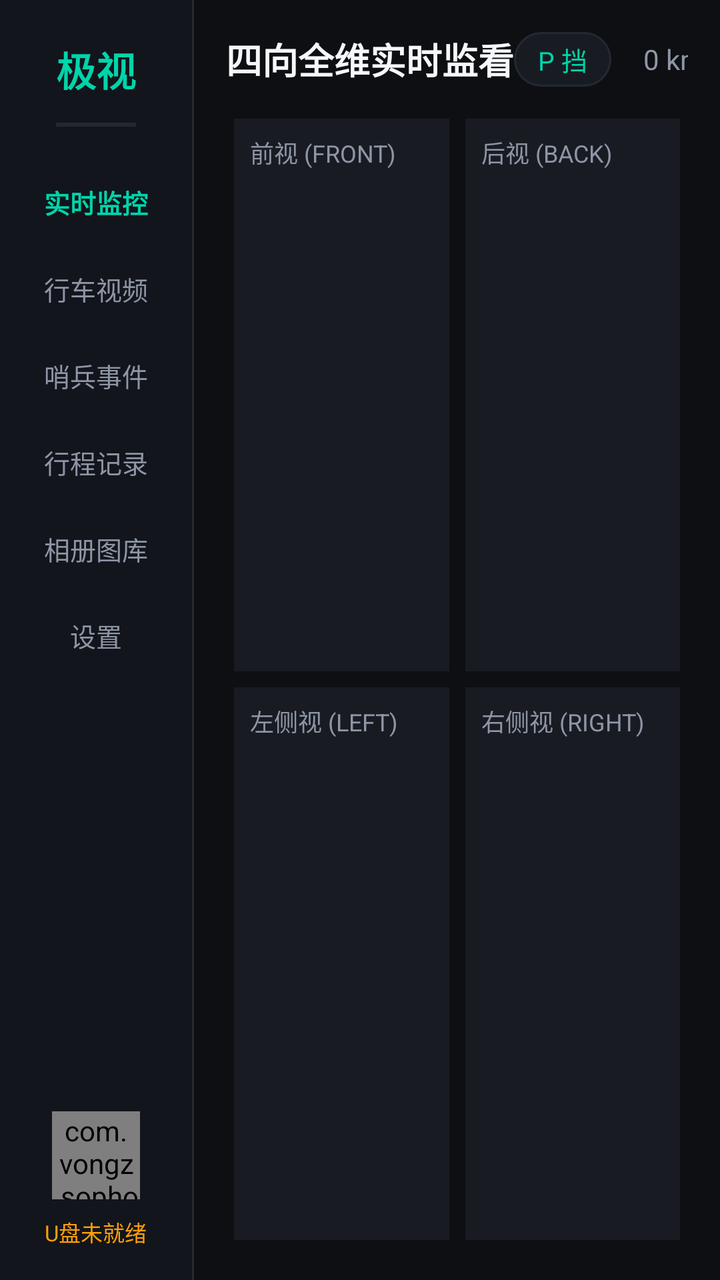
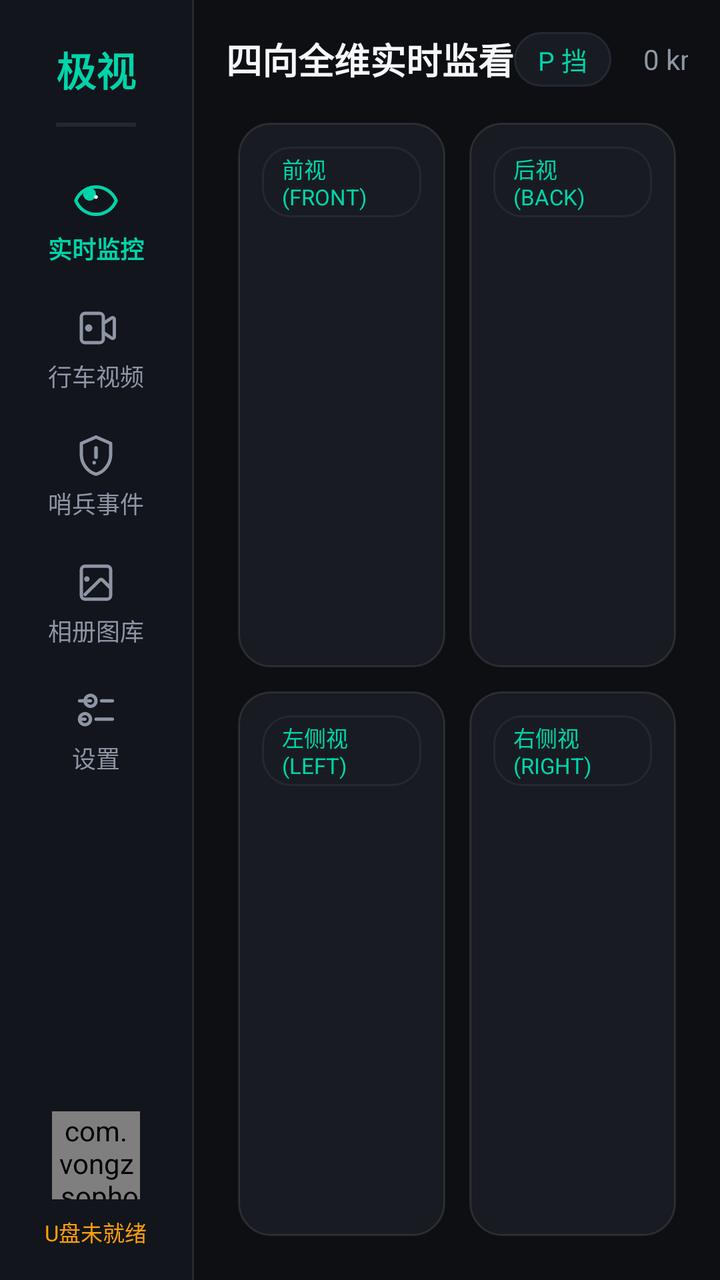

The first picture is an Android layout as it rendered before a commit; the second is the same layout after the commit. The layout source and the unified diff follow.
<!-- AndroidManifest.xml: application theme Theme.Sophon -->
<!-- res/layout/activity_main.xml -->
<?xml version="1.0" encoding="utf-8"?>
<LinearLayout xmlns:android="http://schemas.android.com/apk/res/android"
    xmlns:app="http://schemas.android.com/apk/res-auto"
    android:layout_width="match_parent"
    android:layout_height="match_parent"
    android:background="@color/bg_cockpit_dark"
    android:orientation="horizontal">

    
    <LinearLayout
        android:id="@+id/layout_nav_rail"
        android:layout_width="96dp"
        android:layout_height="match_parent"
        android:background="@color/bg_nav_rail"
        android:gravity="center_horizontal"
        android:orientation="vertical"
        android:paddingTop="20dp"
        android:paddingBottom="16dp">

        
        <TextView
            android:layout_width="wrap_content"
            android:layout_height="wrap_content"
            android:text="@string/app_name"
            android:textColor="@color/flyme_cyan"
            android:textSize="20sp"
            android:textStyle="bold" />

        <View
            android:layout_width="40dp"
            android:layout_height="2dp"
            android:layout_marginTop="12dp"
            android:layout_marginBottom="16dp"
            android:background="@color/divider_line" />

        
        <LinearLayout
            android:id="@+id/btn_nav_live"
            android:layout_width="match_parent"
            android:layout_height="wrap_content"
            android:background="?attr/selectableItemBackground"
            android:gravity="center"
            android:orientation="vertical"
            android:paddingVertical="12dp">

            <TextView
                android:layout_width="wrap_content"
                android:layout_height="wrap_content"
                android:text="@string/nav_live"
                android:textColor="@color/flyme_cyan"
                android:textSize="13sp"
                android:textStyle="bold" />
        </LinearLayout>

        <LinearLayout
            android:id="@+id/btn_nav_driving"
            android:layout_width="match_parent"
            android:layout_height="wrap_content"
            android:background="?attr/selectableItemBackground"
            android:gravity="center"
            android:orientation="vertical"
            android:paddingVertical="12dp">

            <TextView
                android:layout_width="wrap_content"
                android:layout_height="wrap_content"
                android:text="@string/nav_driving"
                android:textColor="@color/text_secondary"
                android:textSize="13sp" />
        </LinearLayout>

        <LinearLayout
            android:id="@+id/btn_nav_sentry"
            android:layout_width="match_parent"
            android:layout_height="wrap_content"
            android:background="?attr/selectableItemBackground"
            android:gravity="center"
            android:orientation="vertical"
            android:paddingVertical="12dp">

            <TextView
                android:layout_width="wrap_content"
                android:layout_height="wrap_content"
                android:text="@string/nav_sentry"
                android:textColor="@color/text_secondary"
                android:textSize="13sp" />
        </LinearLayout>

        <LinearLayout
            android:id="@+id/btn_nav_trip"
            android:layout_width="match_parent"
            android:layout_height="wrap_content"
            android:background="?attr/selectableItemBackground"
            android:gravity="center"
            android:orientation="vertical"
            android:paddingVertical="12dp">

            <TextView
                android:layout_width="wrap_content"
                android:layout_height="wrap_content"
                android:text="@string/nav_trip"
                android:textColor="@color/text_secondary"
                android:textSize="13sp" />
        </LinearLayout>

        <LinearLayout
            android:id="@+id/btn_nav_photos"
            android:layout_width="match_parent"
            android:layout_height="wrap_content"
            android:background="?attr/selectableItemBackground"
            android:gravity="center"
            android:orientation="vertical"
            android:paddingVertical="12dp">

            <TextView
                android:layout_width="wrap_content"
                android:layout_height="wrap_content"
                android:text="@string/nav_photos"
                android:textColor="@color/text_secondary"
                android:textSize="13sp" />
        </LinearLayout>

        <LinearLayout
            android:id="@+id/btn_nav_settings"
            android:layout_width="match_parent"
            android:layout_height="wrap_content"
            android:background="?attr/selectableItemBackground"
            android:gravity="center"
            android:orientation="vertical"
            android:paddingVertical="12dp">

            <TextView
                android:layout_width="wrap_content"
                android:layout_height="wrap_content"
                android:text="设置"
                android:textColor="@color/text_secondary"
                android:textSize="13sp" />
        </LinearLayout>

        <View
            android:layout_width="match_parent"
            android:layout_height="0dp"
            android:layout_weight="1" />

        
        <com.vongz.sophon.ui.widget.StorageCapacityRingView
            android:id="@+id/view_storage_ring_mini"
            android:layout_width="44dp"
            android:layout_height="44dp"
            android:layout_marginBottom="8dp" />

        <TextView
            android:id="@+id/tv_usb_status"
            android:layout_width="wrap_content"
            android:layout_height="wrap_content"
            android:text="U盘未就绪"
            android:textColor="@color/accent_warning"
            android:textSize="11sp" />

    </LinearLayout>

    
    <View
        android:layout_width="1dp"
        android:layout_height="match_parent"
        android:background="@color/divider_line" />

    
    <LinearLayout
        android:layout_width="0dp"
        android:layout_height="match_parent"
        android:layout_weight="1"
        android:orientation="vertical"
        android:padding="16dp">

        
        <LinearLayout
            android:layout_width="match_parent"
            android:layout_height="wrap_content"
            android:gravity="center_vertical"
            android:orientation="horizontal"
            android:paddingBottom="12dp">

            <TextView
                android:id="@+id/tv_status_title"
                android:layout_width="wrap_content"
                android:layout_height="wrap_content"
                android:text="四向全维实时监看"
                android:textColor="@color/text_primary"
                android:textSize="18sp"
                android:textStyle="bold" />

            <View
                android:layout_width="0dp"
                android:layout_height="1dp"
                android:layout_weight="1" />

            
            <TextView
                android:id="@+id/tv_telemetry_gear"
                android:layout_width="wrap_content"
                android:layout_height="wrap_content"
                android:layout_marginEnd="16dp"
                android:background="@drawable/bg_badge_pill"
                android:paddingHorizontal="12dp"
                android:paddingVertical="4dp"
                android:text="P 挡"
                android:textColor="@color/flyme_cyan"
                android:textSize="13sp" />

            <TextView
                android:id="@+id/tv_telemetry_speed"
                android:layout_width="wrap_content"
                android:layout_height="wrap_content"
                android:text="0 km/h"
                android:textColor="@color/text_secondary"
                android:textSize="14sp" />
        </LinearLayout>

        
        <GridLayout
            android:id="@+id/grid_quad_view"
            android:layout_width="match_parent"
            android:layout_height="0dp"
            android:layout_weight="1"
            android:columnCount="2"
            android:rowCount="2">

            
            <FrameLayout
                android:layout_width="0dp"
                android:layout_height="0dp"
                android:layout_rowWeight="1"
                android:layout_columnWeight="1"
                android:layout_margin="4dp"
                android:background="@color/bg_card_dark">

                <TextView
                    android:layout_width="wrap_content"
                    android:layout_height="wrap_content"
                    android:layout_gravity="start|top"
                    android:layout_margin="8dp"
                    android:text="前视 (FRONT)"
                    android:textColor="@color/text_secondary"
                    android:textSize="12sp" />
            </FrameLayout>

            
            <FrameLayout
                android:layout_width="0dp"
                android:layout_height="0dp"
                android:layout_rowWeight="1"
                android:layout_columnWeight="1"
                android:layout_margin="4dp"
                android:background="@color/bg_card_dark">

                <TextView
                    android:layout_width="wrap_content"
                    android:layout_height="wrap_content"
                    android:layout_gravity="start|top"
                    android:layout_margin="8dp"
                    android:text="后视 (BACK)"
                    android:textColor="@color/text_secondary"
                    android:textSize="12sp" />
            </FrameLayout>

            
            <FrameLayout
                android:layout_width="0dp"
                android:layout_height="0dp"
                android:layout_rowWeight="1"
                android:layout_columnWeight="1"
                android:layout_margin="4dp"
                android:background="@color/bg_card_dark">

                <TextView
                    android:layout_width="wrap_content"
                    android:layout_height="wrap_content"
                    android:layout_gravity="start|top"
                    android:layout_margin="8dp"
                    android:text="左侧视 (LEFT)"
                    android:textColor="@color/text_secondary"
                    android:textSize="12sp" />
            </FrameLayout>

            
            <FrameLayout
                android:layout_width="0dp"
                android:layout_height="0dp"
                android:layout_rowWeight="1"
                android:layout_columnWeight="1"
                android:layout_margin="4dp"
                android:background="@color/bg_card_dark">

                <TextView
                    android:layout_width="wrap_content"
                    android:layout_height="wrap_content"
                    android:layout_gravity="start|top"
                    android:layout_margin="8dp"
                    android:text="右侧视 (RIGHT)"
                    android:textColor="@color/text_secondary"
                    android:textSize="12sp" />
            </FrameLayout>

        </GridLayout>

    </LinearLayout>

</LinearLayout>
<!-- resources referenced by this layout -->
<resources>
  <string name="nav_trip">行程记录</string>
  <!-- unchanged entries left out for length: 16 -->
</resources>

<!-- the commit's change to res/layout/activity_main.xml (unified diff, before → after) -->
@@ -41,14 +41,20 @@
             android:background="?attr/selectableItemBackground"
             android:gravity="center"
             android:orientation="vertical"
-            android:paddingVertical="12dp">
+            android:paddingVertical="10dp">
+
+            <ImageView
+                android:layout_width="22dp"
+                android:layout_height="22dp"
+                android:layout_marginBottom="4dp"
+                android:src="@drawable/ic_nav_live" />
 
             <TextView
                 android:layout_width="wrap_content"
                 android:layout_height="wrap_content"
                 android:text="@string/nav_live"
                 android:textColor="@color/flyme_cyan"
-                android:textSize="13sp"
+                android:textSize="12sp"
                 android:textStyle="bold" />
         </LinearLayout>
 
@@ -59,14 +65,20 @@
             android:background="?attr/selectableItemBackground"
             android:gravity="center"
             android:orientation="vertical"
-            android:paddingVertical="12dp">
+            android:paddingVertical="10dp">
+
+            <ImageView
+                android:layout_width="22dp"
+                android:layout_height="22dp"
+                android:layout_marginBottom="4dp"
+                android:src="@drawable/ic_nav_driving" />
 
             <TextView
                 android:layout_width="wrap_content"
                 android:layout_height="wrap_content"
                 android:text="@string/nav_driving"
                 android:textColor="@color/text_secondary"
-                android:textSize="13sp" />
+                android:textSize="12sp" />
         </LinearLayout>
 
         <LinearLayout
@@ -76,31 +88,20 @@
             android:background="?attr/selectableItemBackground"
             android:gravity="center"
             android:orientation="vertical"
-            android:paddingVertical="12dp">
+            android:paddingVertical="10dp">
+
+            <ImageView
+                android:layout_width="22dp"
+                android:layout_height="22dp"
+                android:layout_marginBottom="4dp"
+                android:src="@drawable/ic_nav_sentry" />
 
             <TextView
                 android:layout_width="wrap_content"
                 android:layout_height="wrap_content"
                 android:text="@string/nav_sentry"
                 android:textColor="@color/text_secondary"
-                android:textSize="13sp" />
-        </LinearLayout>
-
-        <LinearLayout
-            android:id="@+id/btn_nav_trip"
-            android:layout_width="match_parent"
-            android:layout_height="wrap_content"
-            android:background="?attr/selectableItemBackground"
-            android:gravity="center"
-            android:orientation="vertical"
-            android:paddingVertical="12dp">
-
-            <TextView
-                android:layout_width="wrap_content"
-                android:layout_height="wrap_content"
-                android:text="@string/nav_trip"
-                android:textColor="@color/text_secondary"
-                android:textSize="13sp" />
+                android:textSize="12sp" />
         </LinearLayout>
 
         <LinearLayout
@@ -110,14 +111,20 @@
             android:background="?attr/selectableItemBackground"
             android:gravity="center"
             android:orientation="vertical"
-            android:paddingVertical="12dp">
+            android:paddingVertical="10dp">
+
+            <ImageView
+                android:layout_width="22dp"
+                android:layout_height="22dp"
+                android:layout_marginBottom="4dp"
+                android:src="@drawable/ic_nav_photos" />
 
             <TextView
                 android:layout_width="wrap_content"
                 android:layout_height="wrap_content"
                 android:text="@string/nav_photos"
                 android:textColor="@color/text_secondary"
-                android:textSize="13sp" />
+                android:textSize="12sp" />
         </LinearLayout>
 
         <LinearLayout
@@ -127,14 +134,20 @@
             android:background="?attr/selectableItemBackground"
             android:gravity="center"
             android:orientation="vertical"
-            android:paddingVertical="12dp">
+            android:paddingVertical="10dp">
+
+            <ImageView
+                android:layout_width="22dp"
+                android:layout_height="22dp"
+                android:layout_marginBottom="4dp"
+                android:src="@drawable/ic_nav_settings" />
 
             <TextView
                 android:layout_width="wrap_content"
                 android:layout_height="wrap_content"
                 android:text="设置"
                 android:textColor="@color/text_secondary"
-                android:textSize="13sp" />
+                android:textSize="12sp" />
         </LinearLayout>
 
         <View
@@ -232,17 +245,20 @@
                 android:layout_height="0dp"
                 android:layout_rowWeight="1"
                 android:layout_columnWeight="1"
-                android:layout_margin="4dp"
-                android:background="@color/bg_card_dark">
+                android:layout_margin="6dp"
+                android:background="@drawable/bg_cockpit_card">
 
                 <TextView
                     android:layout_width="wrap_content"
                     android:layout_height="wrap_content"
                     android:layout_gravity="start|top"
-                    android:layout_margin="8dp"
+                    android:layout_margin="12dp"
+                    android:background="@drawable/bg_badge_pill"
+                    android:paddingHorizontal="10dp"
+                    android:paddingVertical="3dp"
                     android:text="前视 (FRONT)"
-                    android:textColor="@color/text_secondary"
-                    android:textSize="12sp" />
+                    android:textColor="@color/flyme_cyan"
+                    android:textSize="11sp" />
             </FrameLayout>
 
             
@@ -251,17 +267,20 @@
                 android:layout_height="0dp"
                 android:layout_rowWeight="1"
                 android:layout_columnWeight="1"
-                android:layout_margin="4dp"
-                android:background="@color/bg_card_dark">
+                android:layout_margin="6dp"
+                android:background="@drawable/bg_cockpit_card">
 
                 <TextView
                     android:layout_width="wrap_content"
                     android:layout_height="wrap_content"
                     android:layout_gravity="start|top"
-                    android:layout_margin="8dp"
+                    android:layout_margin="12dp"
+                    android:background="@drawable/bg_badge_pill"
+                    android:paddingHorizontal="10dp"
+                    android:paddingVertical="3dp"
                     android:text="后视 (BACK)"
-                    android:textColor="@color/text_secondary"
-                    android:textSize="12sp" />
+                    android:textColor="@color/flyme_cyan"
+                    android:textSize="11sp" />
             </FrameLayout>
 
             
@@ -270,17 +289,20 @@
                 android:layout_height="0dp"
                 android:layout_rowWeight="1"
                 android:layout_columnWeight="1"
-                android:layout_margin="4dp"
-                android:background="@color/bg_card_dark">
+                android:layout_margin="6dp"
+                android:background="@drawable/bg_cockpit_card">
 
                 <TextView
                     android:layout_width="wrap_content"
                     android:layout_height="wrap_content"
                     android:layout_gravity="start|top"
-                    android:layout_margin="8dp"
+                    android:layout_margin="12dp"
+                    android:background="@drawable/bg_badge_pill"
+                    android:paddingHorizontal="10dp"
+                    android:paddingVertical="3dp"
                     android:text="左侧视 (LEFT)"
-                    android:textColor="@color/text_secondary"
-                    android:textSize="12sp" />
+                    android:textColor="@color/flyme_cyan"
+                    android:textSize="11sp" />
             </FrameLayout>
 
             
@@ -289,17 +311,20 @@
                 android:layout_height="0dp"
                 android:layout_rowWeight="1"
                 android:layout_columnWeight="1"
-                android:layout_margin="4dp"
-                android:background="@color/bg_card_dark">
+                android:layout_margin="6dp"
+                android:background="@drawable/bg_cockpit_card">
 
                 <TextView
                     android:layout_width="wrap_content"
                     android:layout_height="wrap_content"
                     android:layout_gravity="start|top"
-                    android:layout_margin="8dp"
+                    android:layout_margin="12dp"
+                    android:background="@drawable/bg_badge_pill"
+                    android:paddingHorizontal="10dp"
+                    android:paddingVertical="3dp"
                     android:text="右侧视 (RIGHT)"
-                    android:textColor="@color/text_secondary"
-                    android:textSize="12sp" />
+                    android:textColor="@color/flyme_cyan"
+                    android:textSize="11sp" />
             </FrameLayout>
 
         </GridLayout>
<!-- resource entries referenced after the edit -->
@@ -1,6 +1,154 @@
 <!-- resources referenced by this layout -->
 <resources>
-  <string name="nav_trip">行程记录</string>
+  <!-- drawable bg_cockpit_card (drawable) -->
+  <?xml version="1.0" encoding="utf-8"?>
+  <shape xmlns:android="http://schemas.android.com/apk/res/android"
+      android:shape="rectangle">
+      <corners android:radius="16dp" />
+      <solid android:color="@color/bg_card_dark" />
+      <stroke
+          android:width="1dp"
+          android:color="#1AFFFFFF" />
+  </shape>
+  <!-- drawable ic_nav_driving (drawable) -->
+  <?xml version="1.0" encoding="utf-8"?>
+  <vector xmlns:android="http://schemas.android.com/apk/res/android"
+      android:width="24dp"
+      android:height="24dp"
+      android:viewportWidth="24"
+      android:viewportHeight="24">
+  
+      
+      <path
+          android:pathData="M 4,6 C 4,4.9 4.9,4 6,4 L 14,4 C 15.1,4 16,4.9 16,6 L 16,18 C 16,19.1 15.1,20 14,20 L 6,20 C 4.9,20 4,19.1 4,18 Z"
+          android:strokeColor="@color/text_secondary"
+          android:strokeWidth="1.8"
+          android:strokeLineCap="round"
+          android:strokeLineJoin="round" />
+  
+      
+      <path
+          android:pathData="M 16,9.5 L 20.5,6.5 C 21.1,6.1 22,6.5 22,7.2 L 22,16.8 C 22,17.5 21.1,17.9 20.5,17.5 L 16,14.5"
+          android:strokeColor="@color/text_secondary"
+          android:strokeWidth="1.8"
+          android:strokeLineCap="round"
+          android:strokeLineJoin="round" />
+  
+      
+      <path
+          android:pathData="M 10,12 A 2,2 0 1,1 10,11.99 Z"
+          android:fillColor="@color/text_secondary" />
+  </vector>
+  <!-- drawable ic_nav_live (drawable) -->
+  <?xml version="1.0" encoding="utf-8"?>
+  <vector xmlns:android="http://schemas.android.com/apk/res/android"
+      android:width="24dp"
+      android:height="24dp"
+      android:viewportWidth="24"
+      android:viewportHeight="24">
+  
+      
+      <path
+          android:pathData="M 12,4.5 C 7,4.5 2.73,7.61 1,12 C 2.73,16.39 7,19.5 12,19.5 C 17,19.5 21.27,16.39 23,12 C 21.27,7.61 17,4.5 12,4.5 Z"
+          android:strokeColor="@color/flyme_cyan"
+          android:strokeWidth="1.8"
+          android:strokeLineCap="round"
+          android:strokeLineJoin="round" />
+  
+      <path
+          android:pathData="M 12,8.5 A 3.5,3.5 0 1,1 12,8.49 Z"
+          android:fillColor="@color/flyme_cyan" />
+  
+      <path
+          android:pathData="M 13,10 A 1,1 0 1,1 13,9.99 Z"
+          android:fillColor="#FFFFFFFF" />
+  </vector>
+  <!-- drawable ic_nav_photos (drawable) -->
+  <?xml version="1.0" encoding="utf-8"?>
+  <vector xmlns:android="http://schemas.android.com/apk/res/android"
+      android:width="24dp"
+      android:height="24dp"
+      android:viewportWidth="24"
+      android:viewportHeight="24">
+  
+      
+      <path
+          android:pathData="M 4,5 C 4,3.9 4.9,3 6,3 L 18,3 C 19.1,3 20,3.9 20,5 L 20,19 C 20,20.1 19.1,21 18,21 L 6,21 C 4.9,21 4,20.1 4,19 Z"
+          android:strokeColor="@color/text_secondary"
+          android:strokeWidth="1.8"
+          android:strokeLineCap="round"
+          android:strokeLineJoin="round" />
+  
+      
+      <path
+          android:pathData="M 8.5,10 A 1.5,1.5 0 1,1 8.5,9.99 Z"
+          android:fillColor="@color/text_secondary" />
+  
+      <path
+          android:pathData="M 20,15 L 15.5,10.5 C 15.1,10.1 14.5,10.1 14.1,10.5 L 6,18.5"
+          android:strokeColor="@color/text_secondary"
+          android:strokeWidth="1.8"
+          android:strokeLineCap="round"
+          android:strokeLineJoin="round" />
+  </vector>
+  <!-- drawable ic_nav_sentry (drawable) -->
+  <?xml version="1.0" encoding="utf-8"?>
+  <vector xmlns:android="http://schemas.android.com/apk/res/android"
+      android:width="24dp"
+      android:height="24dp"
+      android:viewportWidth="24"
+      android:viewportHeight="24">
+  
+      
+      <path
+          android:pathData="M 12,2 L 4,5.5 L 4,11.5 C 4,16.5 7.4,21.1 12,22.3 C 16.6,21.1 20,16.5 20,11.5 L 20,5.5 Z"
+          android:strokeColor="@color/text_secondary"
+          android:strokeWidth="1.8"
+          android:strokeLineCap="round"
+          android:strokeLineJoin="round" />
+  
+      
+      <path
+          android:pathData="M 12,8 L 12,13"
+          android:strokeColor="@color/text_secondary"
+          android:strokeWidth="2"
+          android:strokeLineCap="round" />
+  
+      <path
+          android:pathData="M 12,16 A 1,1 0 1,1 12,15.99 Z"
+          android:fillColor="@color/text_secondary" />
+  </vector>
+  <!-- drawable ic_nav_settings (drawable) -->
+  <?xml version="1.0" encoding="utf-8"?>
+  <vector xmlns:android="http://schemas.android.com/apk/res/android"
+      android:width="24dp"
+      android:height="24dp"
+      android:viewportWidth="24"
+      android:viewportHeight="24">
+  
+      
+      
+      <path
+          android:pathData="M 3,7 L 9,7 M 15,7 L 21,7"
+          android:strokeColor="@color/text_secondary"
+          android:strokeWidth="1.8"
+          android:strokeLineCap="round" />
+      <path
+          android:pathData="M 12,7 A 3,3 0 1,1 12,6.99 Z"
+          android:strokeColor="@color/text_secondary"
+          android:strokeWidth="1.8" />
+  
+      
+      <path
+          android:pathData="M 3,17 L 6,17 M 12,17 L 21,17"
+          android:strokeColor="@color/text_secondary"
+          android:strokeWidth="1.8"
+          android:strokeLineCap="round" />
+      <path
+          android:pathData="M 9,17 A 3,3 0 1,1 9,16.99 Z"
+          android:strokeColor="@color/text_secondary"
+          android:strokeWidth="1.8" />
+  </vector>
   <!-- unchanged entries left out for length: 16 -->
 </resources>
 
